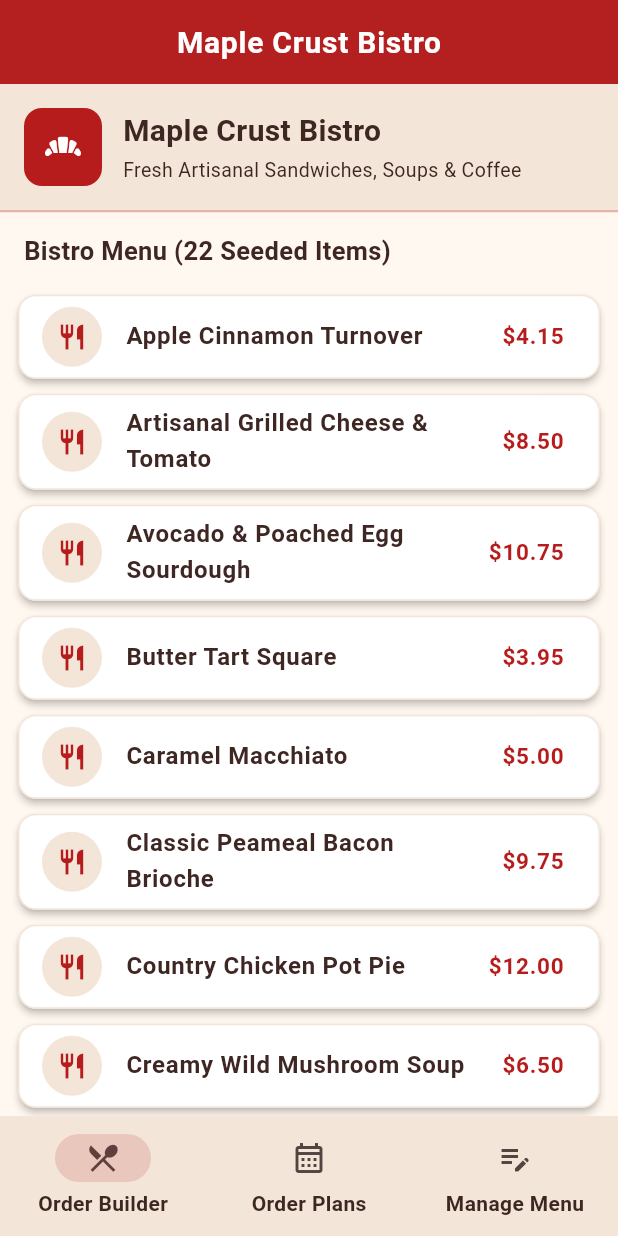
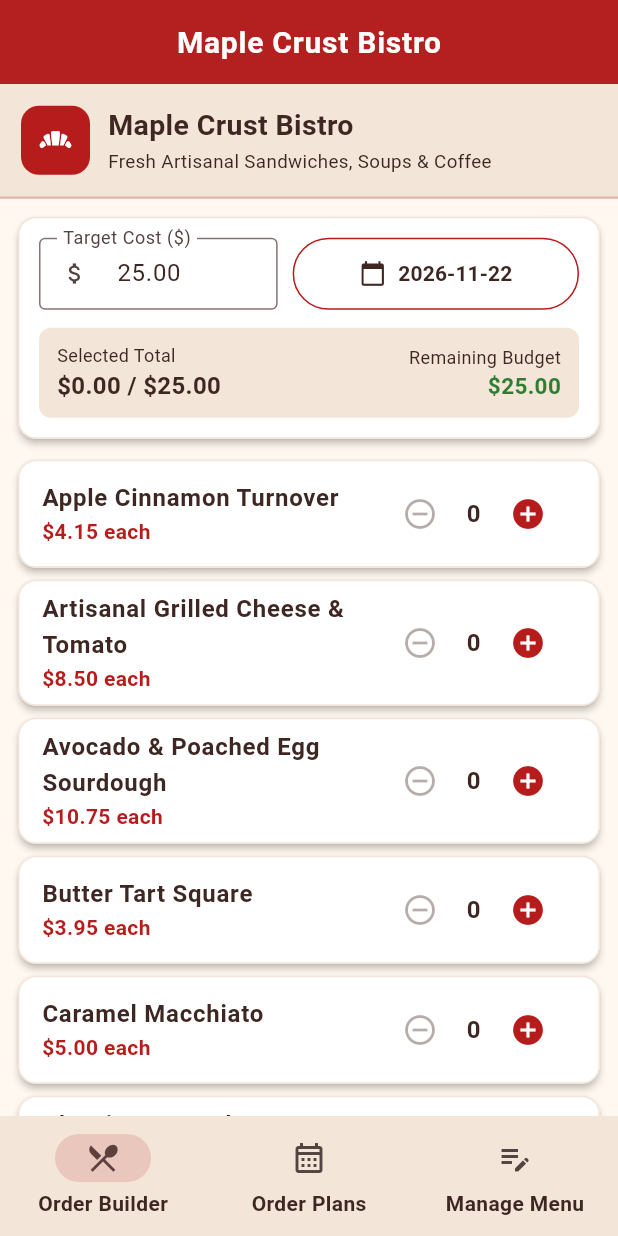
Before and after one commit to Vyoma22/maple_crust_bistro, a Flutter app: the screen it shows after launch, on a phone screen of 412 x 824 dp. Run offline on Flutter 3.47's test engine with Material 3 defaults, Android fonts, the phone set to English and light mode, and no system bars; our stand-ins replace sqflite; accounts and stored records are empty.

Commit message:
Commit 3: Added daily order builder with target cost and date picker

```diff
--- a/lib/screens/home_shell.dart
+++ b/lib/screens/home_shell.dart
@@ -1,7 +1,6 @@
 import 'package:flutter/material.dart';
-import '../database/database_helper.dart';
-import '../models/food_item.dart';
 import '../theme/app_theme.dart';
+import 'order_builder_tab.dart';
 
 /// Main navigation shell displaying the restaurant branding and tab views.
 class HomeShell extends StatefulWidget {
@@ -13,25 +12,6 @@ class HomeShell extends StatefulWidget {
 
 class _HomeShellState extends State<HomeShell> {
   int _selectedIndex = 0;
-  List<FoodItem> _foodItems = [];
-  bool _isLoading = true;
-
-  @override
-  void initState() {
-    super.initState();
-    _loadFoodItems();
-  }
-
-  /// Fetches all seeded/stored food items from the local SQLite database.
-  Future<void> _loadFoodItems() async {
-    final List<FoodItem> items =
-    await DatabaseHelper.instance.getAllFoodItems();
-    if (!mounted) return;
-    setState(() {
-      _foodItems = items;
-      _isLoading = false;
-    });
-  }
 
   /// Updates the active tab index when the user taps a navigation destination.
   void _onDestinationSelected(int index) {
@@ -44,7 +24,7 @@ class _HomeShellState extends State<HomeShell> {
   Widget _buildBrandHeader() {
     return Container(
       width: double.infinity,
-      padding: const EdgeInsets.all(16),
+      padding: const EdgeInsets.all(14),
       decoration: BoxDecoration(
         color: AppTheme.softSand,
         border: Border(
@@ -57,7 +37,7 @@ class _HomeShellState extends State<HomeShell> {
       child: Row(
         children: [
           Container(
-            padding: const EdgeInsets.all(10),
+            padding: const EdgeInsets.all(9),
             decoration: BoxDecoration(
               color: AppTheme.mapleRed,
               borderRadius: BorderRadius.circular(12),
@@ -65,10 +45,10 @@ class _HomeShellState extends State<HomeShell> {
             child: const Icon(
               Icons.bakery_dining,
               color: Colors.white,
-              size: 32,
+              size: 28,
             ),
           ),
-          const SizedBox(width: 14),
+          const SizedBox(width: 12),
           const Expanded(
             child: Column(
               crossAxisAlignment: CrossAxisAlignment.start,
@@ -76,7 +56,7 @@ class _HomeShellState extends State<HomeShell> {
                 Text(
                   'Maple Crust Bistro',
                   style: TextStyle(
-                    fontSize: 20,
+                    fontSize: 19,
                     fontWeight: FontWeight.bold,
                     color: AppTheme.espressoBrown,
                   ),
@@ -85,7 +65,7 @@ class _HomeShellState extends State<HomeShell> {
                 Text(
                   'Fresh Artisanal Sandwiches, Soups & Coffee',
                   style: TextStyle(
-                    fontSize: 13,
+                    fontSize: 12.5,
                     color: AppTheme.espressoBrown,
                   ),
                 ),
@@ -97,82 +77,15 @@ class _HomeShellState extends State<HomeShell> {
     );
   }
 
-  /// Displays the seeded menu items and costs loaded from SQLite.
-  Widget _buildMenuPreviewTab() {
-    if (_isLoading) {
-      return const Center(child: CircularProgressIndicator());
-    }
-
-    if (_foodItems.isEmpty) {
-      return const Center(
-        child: Text('No menu items found in the database.'),
-      );
-    }
-
-    return Column(
-      crossAxisAlignment: CrossAxisAlignment.start,
-      children: [
-        Padding(
-          padding: const EdgeInsets.fromLTRB(16, 14, 16, 8),
-          child: Text(
-            'Bistro Menu (${_foodItems.length} Seeded Items)',
-            style: const TextStyle(
-              fontSize: 17,
-              fontWeight: FontWeight.bold,
-              color: AppTheme.espressoBrown,
-            ),
-          ),
-        ),
-        Expanded(
-          child: ListView.builder(
-            padding: const EdgeInsets.symmetric(horizontal: 12, vertical: 4),
-            itemCount: _foodItems.length,
-            itemBuilder: (context, index) {
-              final FoodItem item = _foodItems[index];
-              return Card(
-                margin: const EdgeInsets.symmetric(vertical: 5),
-                child: ListTile(
-                  leading: CircleAvatar(
-                    backgroundColor: AppTheme.softSand,
-                    child: const Icon(
-                      Icons.restaurant,
-                      color: AppTheme.mapleRed,
-                      size: 20,
-                    ),
-                  ),
-                  title: Text(
-                    item.name,
-                    style: const TextStyle(
-                      fontWeight: FontWeight.w600,
-                      color: AppTheme.espressoBrown,
-                    ),
-                  ),
-                  trailing: Text(
-                    '\$${item.cost.toStringAsFixed(2)}',
-                    style: const TextStyle(
-                      fontSize: 15,
-                      fontWeight: FontWeight.bold,
-                      color: AppTheme.mapleRed,
-                    ),
-                  ),
-                ),
-              );
-            },
-          ),
-        ),
-      ],
-    );
-  }
-
   /// Returns the view for the currently selected bottom navigation tab.
   Widget _buildCurrentTab() {
     switch (_selectedIndex) {
       case 0:
-        return _buildMenuPreviewTab();
+        return const OrderBuilderTab();
       case 1:
         return const Center(
           child: Text(
-            'Order Plans & Date Search)',
+            'Order Plans & Date Search',
             textAlign: TextAlign.center,
             style: TextStyle(fontSize: 16),
           ),
--- /dev/null
+++ b/lib/screens/order_builder_tab.dart
@@ -0,0 +1,403 @@
+import 'package:flutter/material.dart';
+import 'package:flutter/services.dart';
+import '../database/database_helper.dart';
+import '../models/food_item.dart';
+import '../theme/app_theme.dart';
+
+/// Interactive screen allowing users to set a daily budget, pick a date,
+/// and select menu items without exceeding their target cost.
+class OrderBuilderTab extends StatefulWidget {
+  const OrderBuilderTab({super.key});
+
+  @override
+  State<OrderBuilderTab> createState() => _OrderBuilderTabState();
+}
+
+class _OrderBuilderTabState extends State<OrderBuilderTab> {
+  final TextEditingController _targetCostController =
+  TextEditingController(text: '25.00');
+
+  List<FoodItem> _menuItems = [];
+  bool _isLoading = true;
+
+  DateTime _selectedDate = DateTime.now();
+  // Maps foodItem.id -> selected quantity
+  final Map<int, int> _selectedQuantities = {};
+  String? _budgetWarningMessage;
+
+  @override
+  void initState() {
+    super.initState();
+    _loadMenuItems();
+  }
+
+  @override
+  void dispose() {
+    _targetCostController.dispose();
+    super.dispose();
+  }
+
+  /// Loads all menu items from SQLite.
+  Future<void> _loadMenuItems() async {
+    final items = await DatabaseHelper.instance.getAllFoodItems();
+    if (!mounted) return;
+    setState(() {
+      _menuItems = items;
+      _isLoading = false;
+    });
+  }
+
+  /// Parses the user-entered target cost per day (defaults to 0.0 if empty/invalid).
+  double get _targetCost {
+    return double.tryParse(_targetCostController.text.trim()) ?? 0.0;
+  }
+
+  /// Calculates the total cost of all currently selected food items.
+  double get _currentTotalCost {
+    double total = 0.0;
+    for (final item in _menuItems) {
+      final qty = _selectedQuantities[item.id] ?? 0;
+      if (qty > 0) {
+        total += item.cost * qty;
+      }
+    }
+    return total;
+  }
+
+  /// Formats a DateTime object as YYYY-MM-DD.
+  String _formatDate(DateTime date) {
+    final year = date.year.toString().padLeft(4, '0');
+    final month = date.month.toString().padLeft(2, '0');
+    final day = date.day.toString().padLeft(2, '0');
+    return '$year-$month-$day';
+  }
+
+  /// Opens a Material date picker dialog to select the order plan date.
+  Future<void> _pickDate() async {
+    final DateTime? picked = await showDatePicker(
+      context: context,
+      initialDate: _selectedDate,
+      firstDate: DateTime(2024),
+      lastDate: DateTime(2030),
+    );
+    if (picked != null && picked != _selectedDate) {
+      setState(() {
+        _selectedDate = picked;
+      });
+    }
+  }
+
+  /// Attempts to increment the quantity of a food item while enforcing target cost.
+  void _incrementItem(FoodItem item) {
+    if (item.id == null) return;
+
+    final double target = _targetCost;
+    if (target <= 0) {
+      _showBudgetExceededAlert(
+        'Please enter a valid target cost greater than \$0.00 first.',
+      );
+      return;
+    }
+
+    final double projectedTotal = _currentTotalCost + item.cost;
+    // Use a tiny epsilon (0.001) to prevent floating-point rounding false positives
+    if (projectedTotal > target + 0.001) {
+      _showBudgetExceededAlert(
+        'Cannot add "${item.name}" (\$${item.cost.toStringAsFixed(2)}). '
+            'Total (\$${projectedTotal.toStringAsFixed(2)}) would exceed your '
+            '\$${target.toStringAsFixed(2)} target cost!',
+      );
+      return;
+    }
+
+    setState(() {
+      _budgetWarningMessage = null;
+      _selectedQuantities[item.id!] = (_selectedQuantities[item.id!] ?? 0) + 1;
+    });
+  }
+
+  /// Decrements the quantity of a selected food item.
+  void _decrementItem(FoodItem item) {
+    if (item.id == null) return;
+    final int currentQty = _selectedQuantities[item.id!] ?? 0;
+    if (currentQty <= 0) return;
+
+    setState(() {
+      _budgetWarningMessage = null;
+      if (currentQty == 1) {
+        _selectedQuantities.remove(item.id!);
+      } else {
+        _selectedQuantities[item.id!] = currentQty - 1;
+      }
+    });
+  }
+
+  /// Displays both an inline warning banner and a SnackBar when over-budget.
+  void _showBudgetExceededAlert(String message) {
+    setState(() {
+      _budgetWarningMessage = message;
+    });
+
+    ScaffoldMessenger.of(context)
+      ..hideCurrentSnackBar()
+      ..showSnackBar(
+        SnackBar(
+          content: Text(message),
+          backgroundColor: AppTheme.mapleRed,
+          behavior: SnackBarBehavior.floating,
+          duration: const Duration(seconds: 3),
+        ),
+      );
+  }
+
+  /// Clears all current item selections.
+  void _clearSelections() {
+    setState(() {
+      _selectedQuantities.clear();
+      _budgetWarningMessage = null;
+    });
+  }
+
+  /// Builds the top control card for Target Cost, Date Picker, and Live Summary.
+  Widget _buildOrderControlsCard() {
+    final double target = _targetCost;
+    final double current = _currentTotalCost;
+    final double remaining = (target - current).clamp(0.0, double.infinity);
+    final bool isOverCurrentTarget = current > target + 0.001;
+
+    return Card(
+      margin: const EdgeInsets.fromLTRB(12, 12, 12, 6),
+      child: Padding(
+        padding: const EdgeInsets.all(14),
+        child: Column(
+          crossAxisAlignment: CrossAxisAlignment.start,
+          children: [
+            Row(
+              children: [
+                // Target Cost Input
+                Expanded(
+                  flex: 5,
+                  child: TextField(
+                    controller: _targetCostController,
+                    keyboardType:
+                    const TextInputType.numberWithOptions(decimal: true),
+                    inputFormatters: [
+                      FilteringTextInputFormatter.allow(
+                          RegExp(r'^\d*\.?\d{0,2}')),
+                    ],
+                    decoration: const InputDecoration(
+                      labelText: 'Target Cost (\$)',
+                      prefixIcon: Icon(Icons.attach_money),
+                      border: OutlineInputBorder(),
+                      isDense: true,
+                    ),
+                    onChanged: (_) {
+                      setState(() {
+                        _budgetWarningMessage = null;
+                      });
+                    },
+                  ),
+                ),
+                const SizedBox(width: 10),
+                // Date Picker Button
+                Expanded(
+                  flex: 6,
+                  child: OutlinedButton.icon(
+                    onPressed: _pickDate,
+                    icon: const Icon(Icons.calendar_today, size: 18),
+                    label: Text(
+                      _formatDate(_selectedDate),
+                      style: const TextStyle(fontWeight: FontWeight.bold),
+                    ),
+                    style: OutlinedButton.styleFrom(
+                      padding: const EdgeInsets.symmetric(vertical: 14),
+                      side: const BorderSide(color: AppTheme.mapleRed),
+                      foregroundColor: AppTheme.espressoBrown,
+                    ),
+                  ),
+                ),
+              ],
+            ),
+            const SizedBox(height: 12),
+            // Running Cost Summary Row
+            Container(
+              padding: const EdgeInsets.symmetric(horizontal: 12, vertical: 10),
+              decoration: BoxDecoration(
+                color: isOverCurrentTarget
+                    ? Colors.red.shade50
+                    : AppTheme.softSand,
+                borderRadius: BorderRadius.circular(8),
+              ),
+              child: Row(
+                mainAxisAlignment: MainAxisAlignment.spaceBetween,
+                children: [
+                  Column(
+                    crossAxisAlignment: CrossAxisAlignment.start,
+                    children: [
+                      const Text(
+                        'Selected Total',
+                        style: TextStyle(
+                          fontSize: 12,
+                          color: AppTheme.espressoBrown,
+                        ),
+                      ),
+                      Text(
+                        '\$${current.toStringAsFixed(2)} / \$${target.toStringAsFixed(2)}',
+                        style: TextStyle(
+                          fontSize: 16,
+                          fontWeight: FontWeight.bold,
+                          color: isOverCurrentTarget
+                              ? AppTheme.mapleRed
+                              : AppTheme.espressoBrown,
+                        ),
+                      ),
+                    ],
+                  ),
+                  Column(
+                    crossAxisAlignment: CrossAxisAlignment.end,
+                    children: [
+                      const Text(
+                        'Remaining Budget',
+                        style: TextStyle(
+                          fontSize: 12,
+                          color: AppTheme.espressoBrown,
+                        ),
+                      ),
+                      Text(
+                        isOverCurrentTarget
+                            ? 'Over Budget!'
+                            : '\$${remaining.toStringAsFixed(2)}',
+                        style: TextStyle(
+                          fontSize: 15,
+                          fontWeight: FontWeight.bold,
+                          color: isOverCurrentTarget
+                              ? AppTheme.mapleRed
+                              : Colors.green.shade800,
+                        ),
+                      ),
+                    ],
+                  ),
+                  if (_selectedQuantities.isNotEmpty)
+                    IconButton(
+                      tooltip: 'Clear selections',
+                      onPressed: _clearSelections,
+                      icon: const Icon(Icons.refresh, color: AppTheme.mapleRed),
+                    ),
+                ],
+              ),
+            ),
+            // Inline Over-Budget Warning Banner
+            if (_budgetWarningMessage != null) ...[
+              const SizedBox(height: 10),
+              Container(
+                width: double.infinity,
+                padding: const EdgeInsets.all(10),
+                decoration: BoxDecoration(
+                  color: Colors.red.shade50,
+                  borderRadius: BorderRadius.circular(8),
+                  border: Border.all(color: AppTheme.mapleRed),
+                ),
+                child: Row(
+                  children: [
+                    const Icon(
+                      Icons.warning_amber_rounded,
+                      color: AppTheme.mapleRed,
+                      size: 20,
+                    ),
+                    const SizedBox(width: 8),
+                    Expanded(
+                      child: Text(
+                        _budgetWarningMessage!,
+                        style: const TextStyle(
+                          color: AppTheme.mapleRed,
+                          fontSize: 12.5,
+                          fontWeight: FontWeight.w600,
+                        ),
+                      ),
+                    ),
+                  ],
+                ),
+              ),
+            ],
+          ],
+        ),
+      ),
+    );
+  }
+
+  @override
+  Widget build(BuildContext context) {
+    if (_isLoading) {
+      return const Center(child: CircularProgressIndicator());
+    }
+
+    return Column(
+      children: [
+        _buildOrderControlsCard(),
+        Expanded(
+          child: ListView.builder(
+            padding: const EdgeInsets.symmetric(horizontal: 12, vertical: 4),
+            itemCount: _menuItems.length,
+            itemBuilder: (context, index) {
+              final FoodItem item = _menuItems[index];
+              final int qty = _selectedQuantities[item.id] ?? 0;
+              final bool canAffordOneMore =
+                  (_currentTotalCost + item.cost) <= (_targetCost + 0.001);
+
+              return Card(
+                margin: const EdgeInsets.symmetric(vertical: 4),
+                color: qty > 0 ? AppTheme.softSand : Colors.white,
+                child: ListTile(
+                  title: Text(
+                    item.name,
+                    style: TextStyle(
+                      fontWeight: qty > 0 ? FontWeight.bold : FontWeight.w600,
+                      color: AppTheme.espressoBrown,
+                    ),
+                  ),
+                  subtitle: Text(
+                    '\$${item.cost.toStringAsFixed(2)} each',
+                    style: const TextStyle(
+                      color: AppTheme.mapleRed,
+                      fontWeight: FontWeight.w600,
+                    ),
+                  ),
+                  trailing: Row(
+                    mainAxisSize: MainAxisSize.min,
+                    children: [
+                      IconButton(
+                        icon: const Icon(Icons.remove_circle_outline),
+                        color: qty > 0 ? AppTheme.mapleRed : Colors.grey,
+                        onPressed: qty > 0 ? () => _decrementItem(item) : null,
+                      ),
+                      SizedBox(
+                        width: 24,
+                        child: Text(
+                          '$qty',
+                          textAlign: TextAlign.center,
+                          style: const TextStyle(
+                            fontSize: 16,
+                            fontWeight: FontWeight.bold,
+                            color: AppTheme.espressoBrown,
+                          ),
+                        ),
+                      ),
+                      IconButton(
+                        icon: const Icon(Icons.add_circle),
+                        color: canAffordOneMore
+                            ? AppTheme.mapleRed
+                            : Colors.grey.shade400,
+                        // Still clickable when over budget so user receives explicit feedback
+                        onPressed: () => _incrementItem(item),
+                      ),
+                    ],
+                  ),
+                ),
+              );
+            },
+          ),
+        ),
+      ],
+    );
+  }
+}
```
